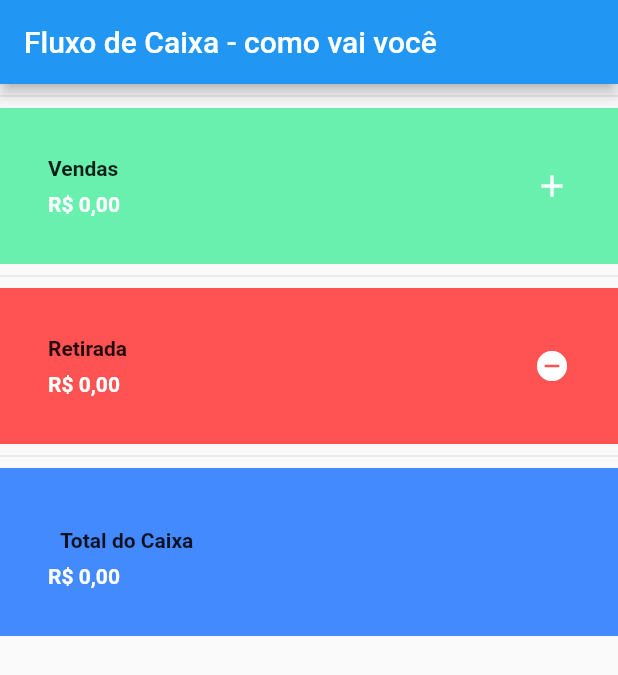
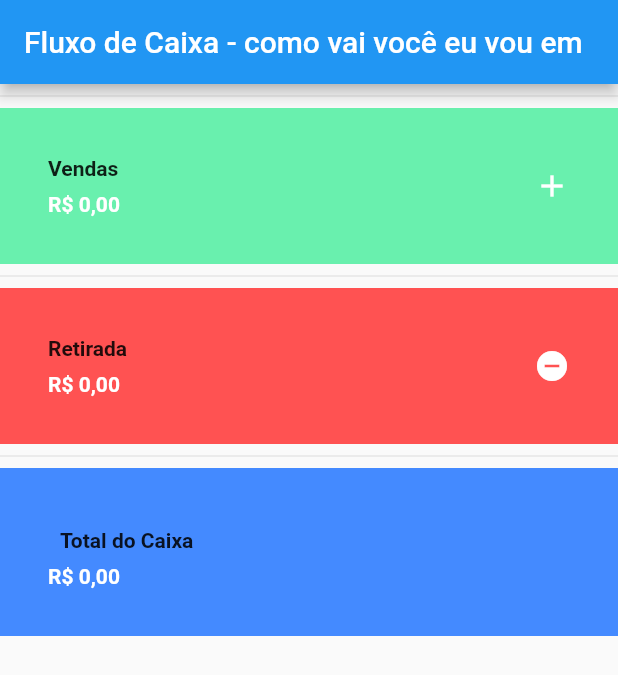
Before and after one commit to heitorhp/fluxo_de_caixa, a Flutter app: the screen it shows after launch, on a phone screen of 412 x 824 dp. Shown: the top 675 px of the screen. Run offline on Flutter 3.47's test engine with Material 2 defaults, Android fonts, the phone set to English and light mode, and no system bars.

Commit message:
Eu mudei linha 191

```diff
--- a/lib/main.dart
+++ b/lib/main.dart
@@ -188,7 +188,7 @@ class MyApp extends StatelessWidget {
       debugShowCheckedModeBanner: false, //tira o banner do debug
       home: Scaffold(
         appBar: AppBar(
-          title: Text("Fluxo de Caixa - como vai você"),
+          title: Text("Fluxo de Caixa - como vai você eu vou em"),
         ),
         body: Column(
           children: <Widget>[
```
